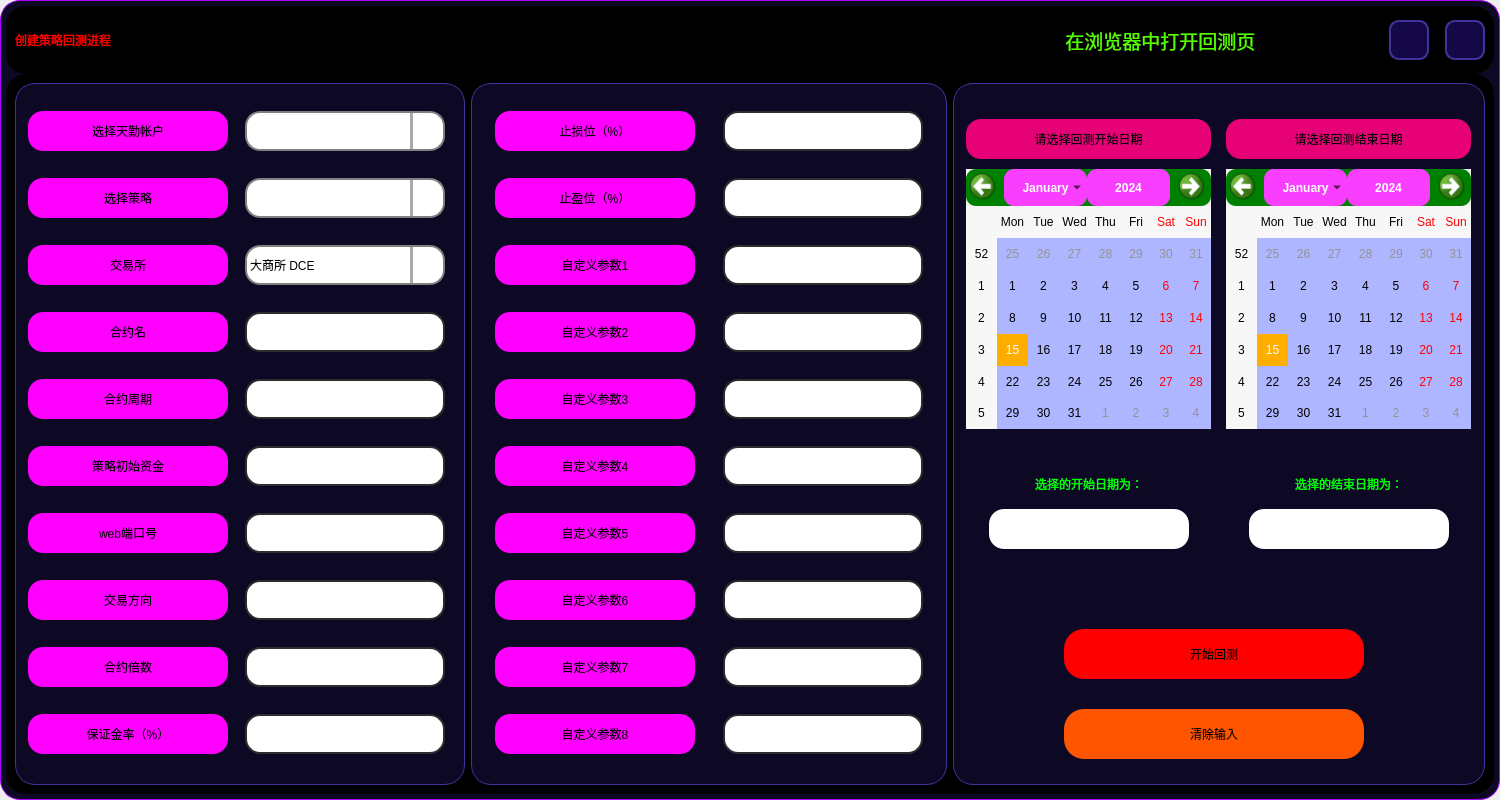
shiyindebcd/ProcessTrader, file CreateBackTestProcess.ui: the form before one commit.
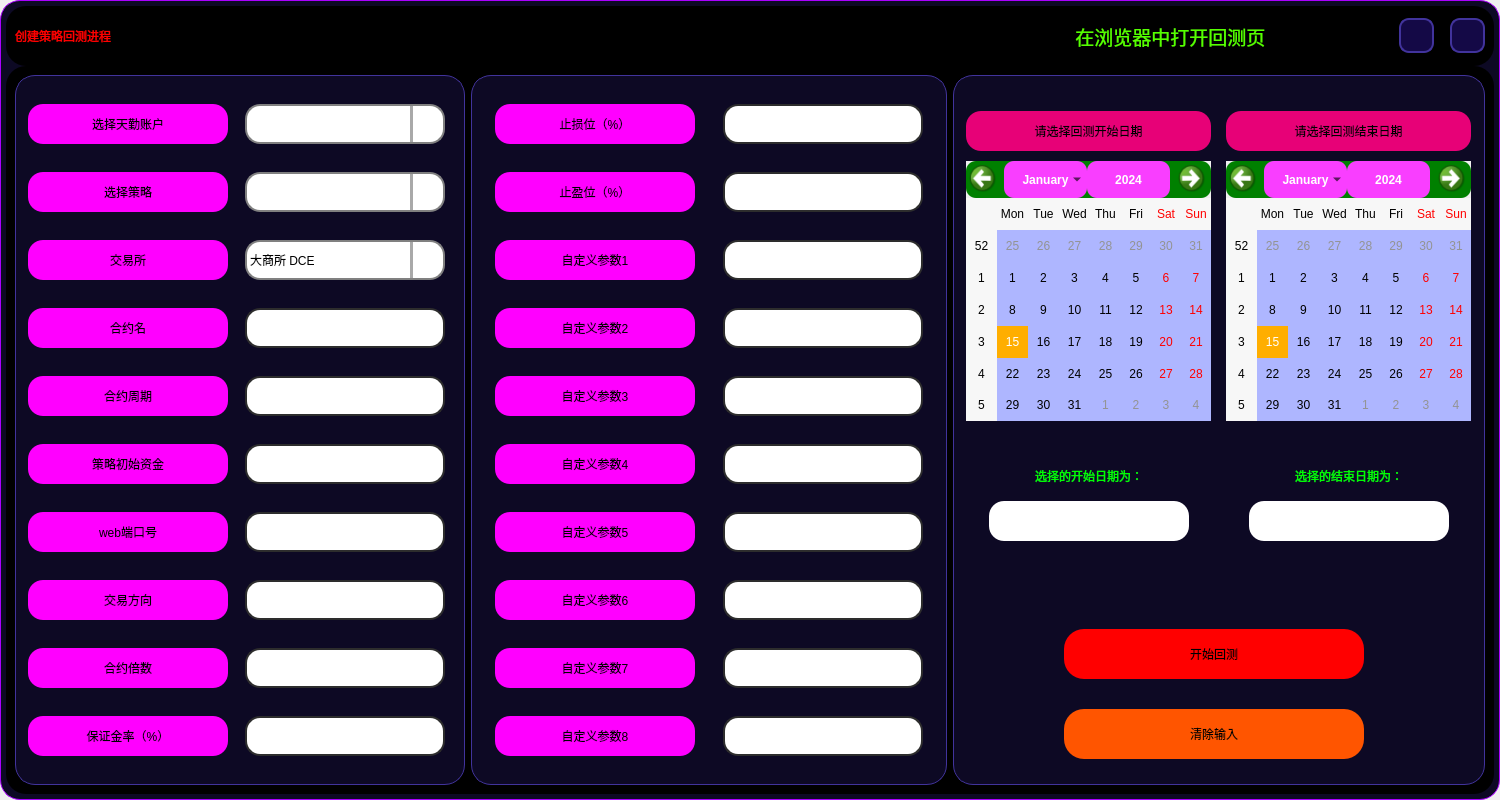
The form after the commit. Icons and pictures are not drawn.

The edit to the form file:
```diff
--- a/CreateBackTestProcess.ui
+++ b/CreateBackTestProcess.ui
@@ -101,6 +101,12 @@
          <enum>QFrame::Raised</enum>
         </property>
         <layout class="QHBoxLayout" name="horizontalLayout_2">
+         <property name="topMargin">
+          <number>5</number>
+         </property>
+         <property name="bottomMargin">
+          <number>5</number>
+         </property>
          <item>
           <widget class="QLabel" name="label_tital_6">
            <property name="minimumSize">
@@ -245,14 +251,14 @@
           <widget class="QPushButton" name="Btn_min_window">
            <property name="minimumSize">
             <size>
-             <width>40</width>
-             <height>40</height>
+             <width>35</width>
+             <height>35</height>
             </size>
            </property>
            <property name="maximumSize">
             <size>
-             <width>40</width>
-             <height>40</height>
+             <width>35</width>
+             <height>35</height>
             </size>
            </property>
            <property name="styleSheet">
@@ -307,14 +313,14 @@
           <widget class="QPushButton" name="Btn_close_window">
            <property name="minimumSize">
             <size>
-             <width>40</width>
-             <height>40</height>
+             <width>35</width>
+             <height>35</height>
             </size>
            </property>
            <property name="maximumSize">
             <size>
-             <width>40</width>
-             <height>40</height>
+             <width>35</width>
+             <height>35</height>
             </size>
            </property>
            <property name="styleSheet">
@@ -496,7 +502,7 @@
 }</string>
                  </property>
                  <property name="text">
-                  <string>选择天勤帐户</string>
+                  <string>选择天勤账户</string>
                  </property>
                  <property name="alignment">
                   <set>Qt::AlignCenter</set>
```
